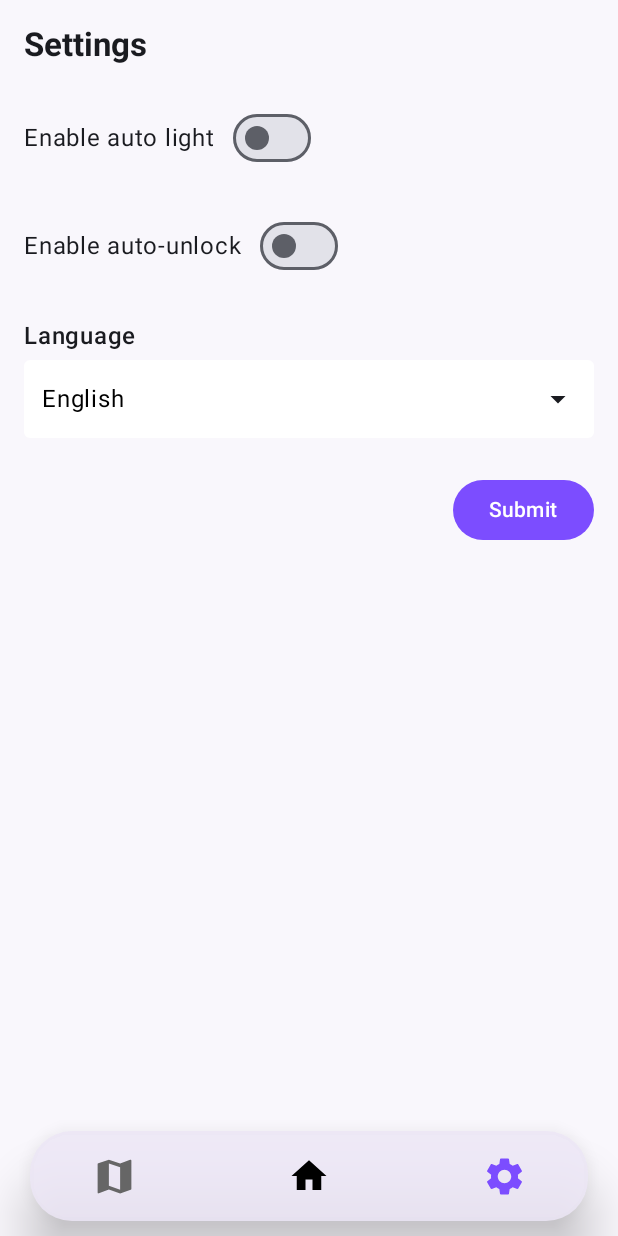
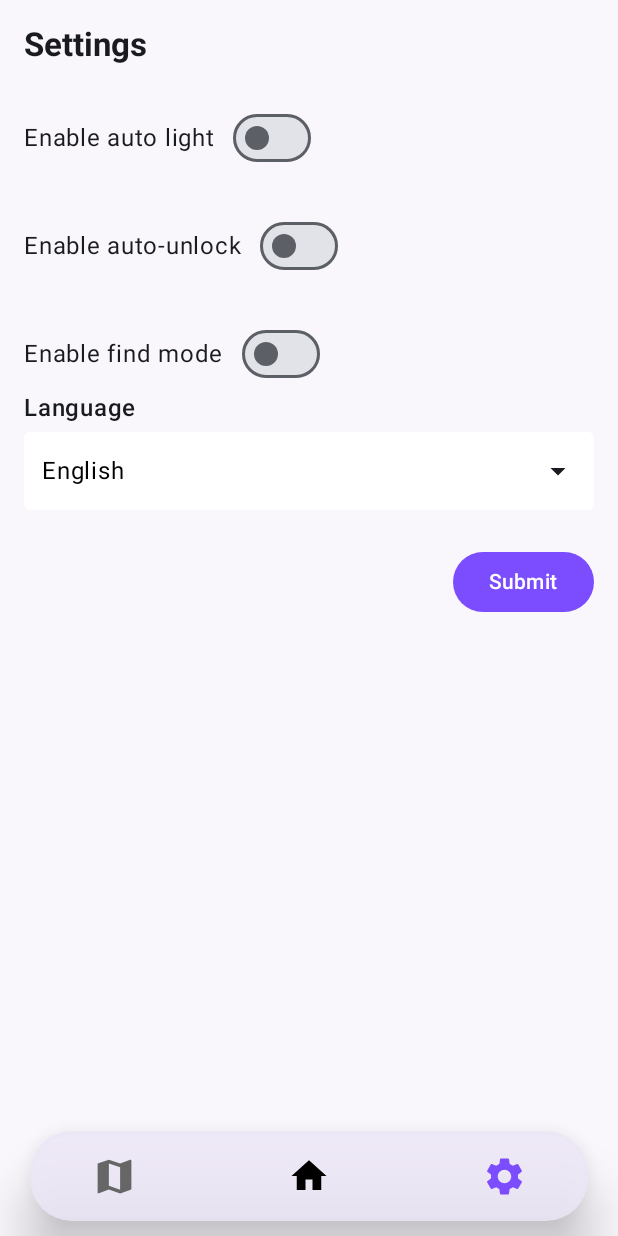
Before and after one commit to benramort/IoTProject, an Android app built with Jetpack Compose: the screen it shows after launch (MainActivity), after a tap on "Settings", on a phone screen of 412 x 824 dp. Run offline under Robolectric (Android 15) with nearby library versions, the phone set to English and light mode, and no system bars; network calls fail; 2 other taps on this screen came first.

Commit message:
Pruebas Client

```diff
--- a/client/app/src/main/java/com/example/iotclient/HomeScreen.kt
+++ b/client/app/src/main/java/com/example/iotclient/HomeScreen.kt
@@ -8,6 +8,9 @@ import androidx.compose.material.icons.Icons
 import androidx.compose.material.icons.filled.*
 import androidx.compose.material3.*
 import androidx.compose.runtime.Composable
+import androidx.compose.runtime.LaunchedEffect
+import androidx.compose.runtime.mutableStateOf
+import androidx.compose.runtime.remember
 import androidx.compose.ui.Alignment
 import androidx.compose.ui.Modifier
 import androidx.compose.ui.graphics.Brush
@@ -86,7 +89,26 @@ fun HomeScreen(
 // ENVIRONMENT INFO
 // -------------------------------------------------------
 @Composable
-fun EnvironmentInfoSection(modifier: Modifier = Modifier) {
+fun EnvironmentInfoSection(serviceProxy: ServiceProxy = ServiceProxy(), modifier: Modifier = Modifier) {
+
+    // State variables for real sensor values
+    val temperatureState = remember { mutableStateOf("--") }
+    val lightLevelState = remember { mutableStateOf("--") }
+
+    // Load values from the service proxy
+    LaunchedEffect(Unit) {
+        while(true) {
+            serviceProxy.getTemperature { temp ->
+                temp?.let { temperatureState.value = "%.1f°".format(it) }
+            }
+            serviceProxy.getLightLevel { level ->
+                level?.let { lightLevelState.value = "%.0f".format(it) }
+            }
+            kotlinx.coroutines.delay(5000L) // refresh every 5 seconds
+        }
+    }
+
+
     Row(
         modifier = modifier.fillMaxWidth().padding(horizontal = 16.dp),
         horizontalArrangement = Arrangement.spacedBy(16.dp),
@@ -95,18 +117,19 @@ fun EnvironmentInfoSection(modifier: Modifier = Modifier) {
         InfoCard(
             icon = Icons.Default.Thermostat,
             label = "Temperature",
-            value = "15.6°",
+            value = temperatureState.value,
             modifier = Modifier.weight(1f)
         )
 
         InfoCard(
             icon = Icons.Default.WbSunny,
-            label = "Light",
-            value = "S.W Lr",
+            label = "Light Level",
+            value = lightLevelState.value,
             modifier = Modifier.weight(1f)
         )
     }
 }
+
 
 // -------------------------------------------------------
 // INFO CARD
@@ -159,25 +182,38 @@ fun InfoCard(
 // -------------------------------------------------------
 @Composable
 fun ControlsSection(modifier: Modifier = Modifier) {
+    val lightOn = remember { mutableStateOf(false) }
+    val unlocked = remember { mutableStateOf(false) }
+
     Row(
         modifier = modifier.fillMaxWidth().padding(horizontal = 16.dp),
         horizontalArrangement = Arrangement.spacedBy(16.dp),
         verticalAlignment = Alignment.CenterVertically
     ) {
+        // LIGHT BUTTON
         ControlButton(
             icon = Icons.Default.Lightbulb,
             label = "Light",
+            iconTint = if (lightOn.value) Color.Yellow else PurpleMain,
             modifier = Modifier.weight(1f),
-            onClick = { ServiceProxy().setLight(true) }
-
+            onClick = {
+                // Call ServiceProxy and set lightOn to true on success
+                ServiceProxy().setLight(true) // async
+                lightOn.value = true
+            }
         )
 
+        // LOCK BUTTON
         ControlButton(
-            icon = Icons.Default.Lock,
+            icon = if (unlocked.value) Icons.Default.LockOpen else Icons.Default.Lock,
             label = "Lock",
+            iconTint = if (unlocked.value) Color.Green else PurpleMain,
             modifier = Modifier.weight(1f),
-            onClick = { ServiceProxy().setLock(true) }
-
+            onClick = {
+                // Call ServiceProxy and set unlocked to true on success
+                ServiceProxy().setLock(true) // async
+                unlocked.value = true
+            }
         )
     }
 }
@@ -189,6 +225,7 @@ fun ControlsSection(modifier: Modifier = Modifier) {
 fun ControlButton(
     icon: ImageVector,
     label: String,
+    iconTint: Color = PurpleMain,
     modifier: Modifier = Modifier,
     onClick: () -> Unit
 ) {
@@ -214,7 +251,7 @@ fun ControlButton(
                 Icon(
                     imageVector = icon,
                     contentDescription = label,
-                    tint = PurpleMain,
+                    tint = iconTint,
                     modifier = Modifier.padding(16.dp)
                 )
             }
@@ -227,6 +264,7 @@ fun ControlButton(
         }
     }
 }
+
 
 // -------------------------------------------------------
 // BOTTOM NAVIGATION BAR
--- a/client/app/src/main/java/com/example/iotclient/SettingsScreen.kt
+++ b/client/app/src/main/java/com/example/iotclient/SettingsScreen.kt
@@ -35,6 +35,8 @@ fun SettingsScreen(onNavigate: (String) -> Unit) {
     var autoUnlock by remember { mutableStateOf(false) }
     var unlockDistance by remember { mutableStateOf("1 m") }
     val distanceOptions = listOf("0.5 m", "1 m", "2 m", "5 m", "10 m")
+
+    var findmode by remember { mutableStateOf(false) }
 
     var selectedLanguage by remember { mutableStateOf("English") }
     val languageOptions = listOf("English", "Español")
@@ -99,6 +101,13 @@ fun SettingsScreen(onNavigate: (String) -> Unit) {
 
             Spacer(modifier = Modifier.height(24.dp))
 
+            // FIND MODE
+            Row(verticalAlignment = Alignment.CenterVertically, modifier = Modifier.fillMaxWidth()) {
+                Text(if (selectedLanguage == "Español") "Modo de búsqueda automático" else "Enable find mode")
+                Spacer(modifier = Modifier.width(12.dp))
+                Switch(checked = findmode, onCheckedChange = { findmode = it })
+            }
+
             // LANGUAGE
             SimpleDropdown(
                 options = languageOptions,
@@ -117,6 +126,7 @@ fun SettingsScreen(onNavigate: (String) -> Unit) {
                     println("Light Level: $lightTemperature")
                     println("Auto Unlock: $autoUnlock")
                     println("Unlock Distance: $unlockDistance")
+                    println("Find Mode: $findmode")
                     println("Language: $selectedLanguage")
                 },
                 modifier = Modifier.align(Alignment.End),
--- a/client/app/src/main/java/com/example/iotclient/serviceProxy/ServiceProxy.kt
+++ b/client/app/src/main/java/com/example/iotclient/serviceProxy/ServiceProxy.kt
@@ -12,27 +12,60 @@ import okhttp3.MediaType.Companion.toMediaType
 import okhttp3.RequestBody.Companion.toRequestBody
 
 class ServiceProxy {
-
     private companion object {
         val client = OkHttpClient()
     }
 
-    val baseUrl = "http://10.42.0.94:80"
+    val baseUrl = "http://10.42.0.55:80"
 
-    fun fetch() {
+    fun getTemperature(onResult: (Double?) -> Unit) {
         CoroutineScope(Dispatchers.IO).launch {
-            val request = Request.Builder()
-                .url(baseUrl)
-                .build()
+            try {
+                val request = Request.Builder()
+                    .url("$baseUrl/sensors")  // GET all sensor data
+                    .get()
+                    .build()
 
-            val response = client.newCall(request).execute()
-            try {
-                Log.d("MyApp", response.body?.string() ?:"")
-            } finally {
+                val response = client.newCall(request).execute()
+                val body = response.body?.string()
                 response.close()
+
+                // Parse JSON and extract temperature
+                val json = Json.parseToJsonElement(body ?: "{}").jsonObject
+                val temperature = json["temperature"]?.jsonPrimitive?.doubleOrNull
+
+                onResult(temperature)
+            } catch (e: Exception) {
+                Log.e("MyApp", "Error getting temperature", e)
+                onResult(null)
             }
         }
     }
+
+    fun getLightLevel(onResult: (Double?) -> Unit) {
+        CoroutineScope(Dispatchers.IO).launch {
+            try {
+                val request = Request.Builder()
+                    .url("$baseUrl/sensors")  // GET all sensor data
+                    .get()
+                    .build()
+
+                val response = client.newCall(request).execute()
+                val body = response.body?.string()
+                response.close()
+
+                // Parse JSON and extract light level
+                val json = Json.parseToJsonElement(body ?: "{}").jsonObject
+                val lightLevel = json["ligth_level"]?.jsonPrimitive?.doubleOrNull
+
+                onResult(lightLevel)
+            } catch (e: Exception) {
+                Log.e("MyApp", "Error getting light level", e)
+                onResult(null)
+            }
+        }
+    }
+
 
     fun setLight(status: Boolean) {
         CoroutineScope(Dispatchers.IO).launch {
--- a/client/app/src/main/res/xml/network_security_config.xml
+++ b/client/app/src/main/res/xml/network_security_config.xml
@@ -1,6 +1,6 @@
 <?xml version="1.0" encoding="utf-8"?>
 <network-security-config>
     <domain-config cleartextTrafficPermitted="true">
-        <domain includeSubdomains="true">10.42.0.94</domain>
+        <domain includeSubdomains="true">10.42.0.55</domain>
     </domain-config>
 </network-security-config>
```
Also changed, not shown: 1 other file.
